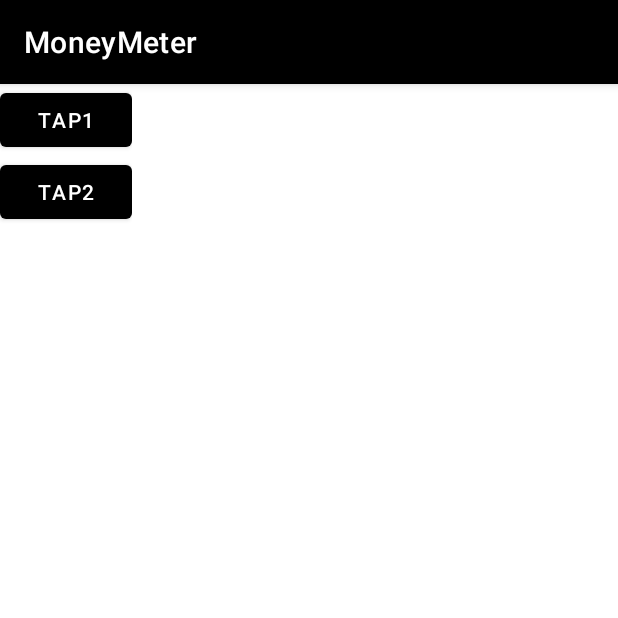
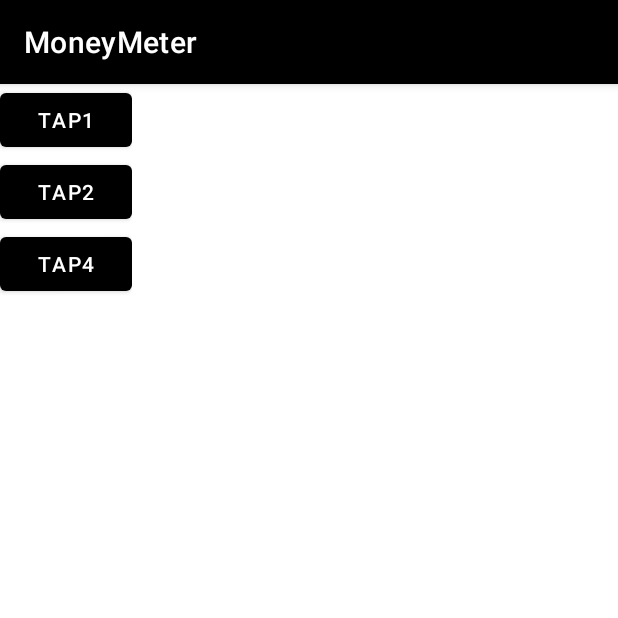
Before and after one commit to MironBano/MoneyMeter, an Android app: the screen it shows after launch (MainActivity), on a phone screen of 412 x 824 dp, the top half of it. Run offline under Robolectric (Android 15) with nearby library versions, the phone set to English and light mode, and no system bars.

Commit message:
Update activity_main.xml

```diff
--- a/app/src/main/res/layout/activity_main.xml
+++ b/app/src/main/res/layout/activity_main.xml
@@ -38,6 +38,15 @@
                 app:layout_constraintBottom_toBottomOf="@id/scroll"
                 app:layout_constraintTop_toBottomOf="@id/But1" />
 
+            <Button
+                android:id="@+id/But4"
+                android:layout_width="wrap_content"
+                android:layout_height="wrap_content"
+                android:text="Tap4"
+                app:layout_constraintBottom_toBottomOf="@id/scroll"
+                app:layout_constraintTop_toBottomOf="@id/But1" />
+
+
 
         </LinearLayout>
     </ScrollView>
```
